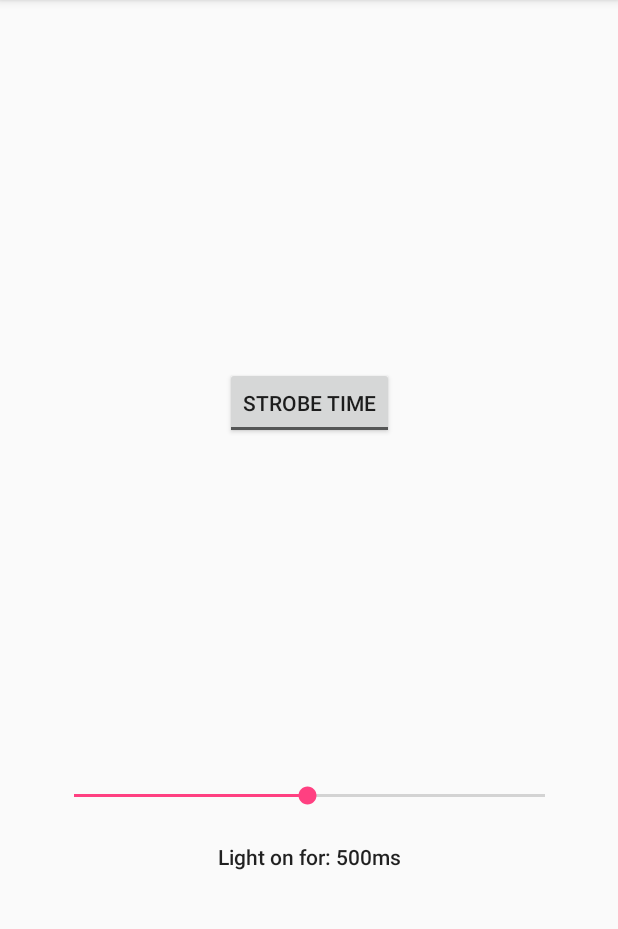
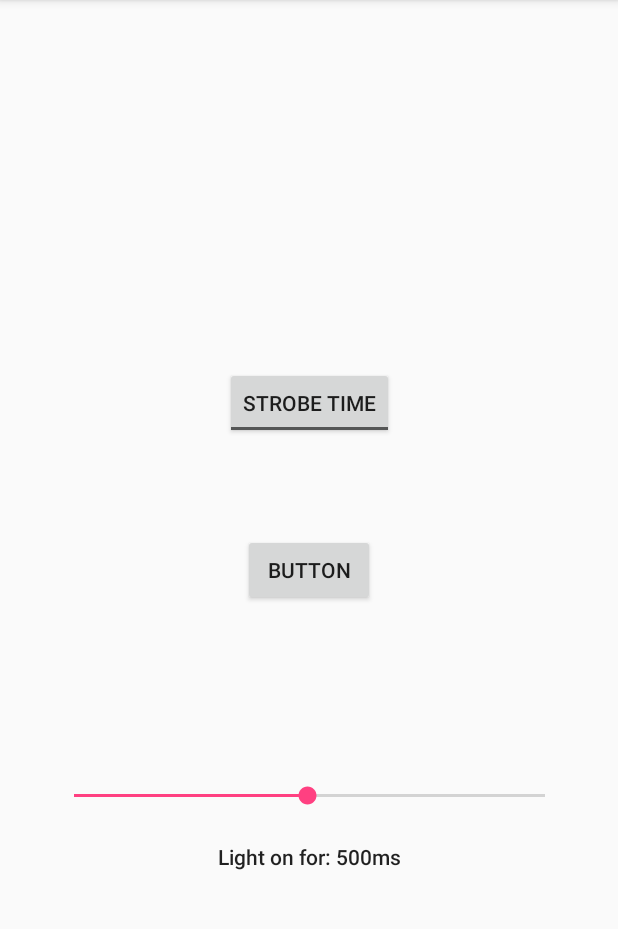
Before and after one commit to texasfight/MaterialStrobe, an Android app: the screen it shows after launch (MainActivity), on a phone screen of 412 x 824 dp, the part 84-1013 px from its top. Run offline under Robolectric (Android 15) with nearby library versions, the light colour scheme and no system bars; 1 statement that could not run was skipped.

```diff
--- a/app/src/main/res/layout/activity_main.xml
+++ b/app/src/main/res/layout/activity_main.xml
@@ -48,4 +48,16 @@
         app:layout_constraintTop_toBottomOf="@+id/SeekFreq"
         tools:text="@string/defaultFreq" />
 
+    <Button
+        android:id="@+id/button"
+        android:layout_width="wrap_content"
+        android:layout_height="wrap_content"
+        android:layout_marginTop="8dp"
+        android:text="Button"
+        app:layout_constraintLeft_toLeftOf="parent"
+        app:layout_constraintRight_toRightOf="parent"
+        app:layout_constraintTop_toTopOf="@+id/toggleButton"
+        android:layout_marginBottom="8dp"
+        app:layout_constraintBottom_toTopOf="@+id/SeekFreq" />
+
 </android.support.constraint.ConstraintLayout>
```
